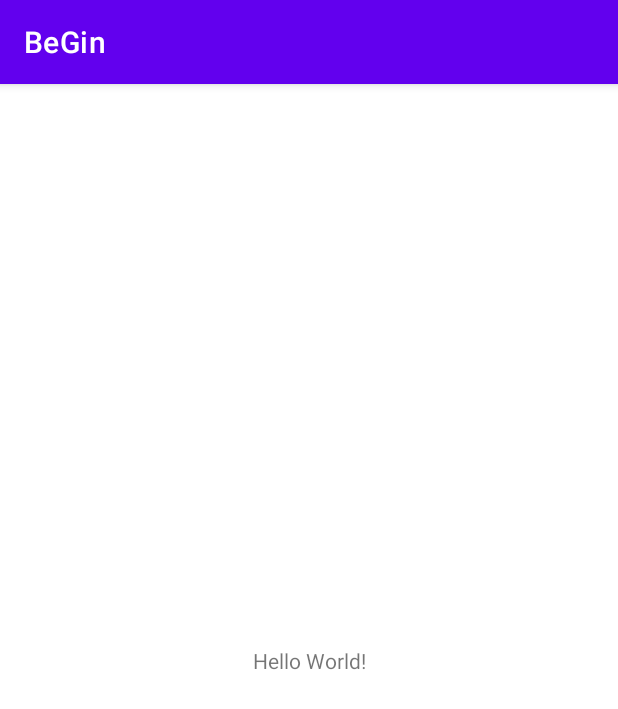
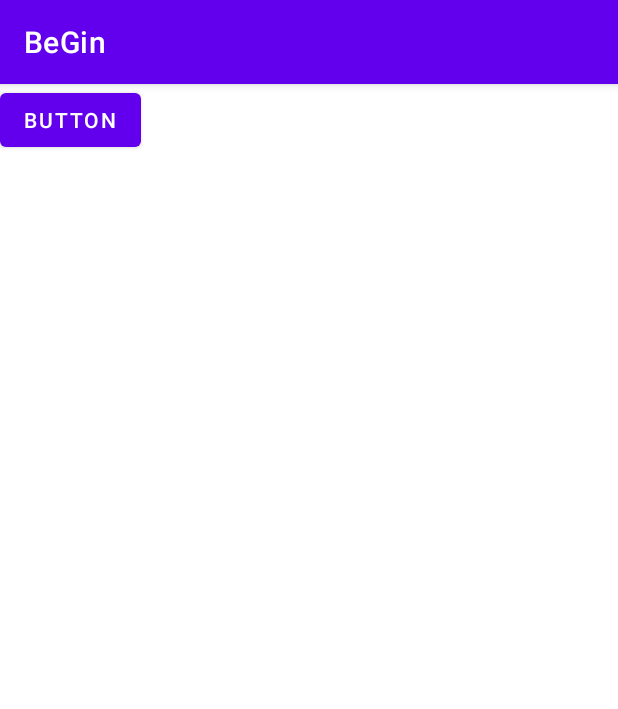
Before and after one commit to Kemuntogift/BeGin, an Android app: the screen it shows after launch (MainActivity), on a phone screen of 412 x 824 dp. Shown: the top 709 px of the screen. Run offline under Robolectric (Android 15) with nearby library versions, the phone set to English and light mode, and no system bars; our stand-ins replace ButterKnife.

Commit message:
add cancel and submit button

```diff
--- a/app/build.gradle
+++ b/app/build.gradle
@@ -32,6 +32,8 @@ dependencies {
     implementation 'androidx.appcompat:appcompat:1.4.1'
     implementation 'com.google.android.material:material:1.6.0'
     implementation 'androidx.constraintlayout:constraintlayout:2.1.4'
+    implementation 'com.jakewharton:butterknife:10.2.0'
+    annotationProcessor 'com.jakewharton:butterknife-compiler:10.2.0'
     testImplementation 'junit:junit:4.13.2'
     androidTestImplementation 'androidx.test.ext:junit:1.1.3'
     androidTestImplementation 'androidx.test.espresso:espresso-core:3.4.0'
--- a/app/src/main/java/com/kemunto/begin/MainActivity.java
+++ b/app/src/main/java/com/kemunto/begin/MainActivity.java
@@ -1,14 +1,31 @@
 package com.kemunto.begin;
 
 import androidx.appcompat.app.AppCompatActivity;
+import androidx.fragment.app.FragmentManager;
 
 import android.os.Bundle;
+import android.view.View;
+import android.widget.Button;
+
+import butterknife.BindView;
+import butterknife.ButterKnife;
 
 public class MainActivity extends AppCompatActivity {
+    @BindView(R.id.ginButton1) Button ginButton;
 
     @Override
     protected void onCreate(Bundle savedInstanceState) {
         super.onCreate(savedInstanceState);
         setContentView(R.layout.activity_main);
+        ButterKnife.bind(this);
+
+        ginButton.setOnClickListener(new View.OnClickListener() {
+            @Override
+            public void onClick(View v) {
+                FragmentManager fm = getSupportFragmentManager();
+                GinDialogFragment moodDialogFragment = new GinDialogFragment();
+                moodDialogFragment.show(fm, "Sample Fragment");
+            }
+        });
     }
 }
--- a/app/src/main/res/layout/activity_main.xml
+++ b/app/src/main/res/layout/activity_main.xml
@@ -1,18 +1,11 @@
 <?xml version="1.0" encoding="utf-8"?>
-<androidx.constraintlayout.widget.ConstraintLayout xmlns:android="http://schemas.android.com/apk/res/android"
-    xmlns:app="http://schemas.android.com/apk/res-auto"
-    xmlns:tools="http://schemas.android.com/tools"
+<RelativeLayout xmlns:android="http://schemas.android.com/apk/res/android"
     android:layout_width="match_parent"
-    android:layout_height="match_parent"
-    tools:context=".MainActivity">
+    android:layout_height="match_parent">
 
-    <TextView
+    <Button
+        android:id="@+id/ginButton1"
         android:layout_width="wrap_content"
         android:layout_height="wrap_content"
-        android:text="Hello World!"
-        app:layout_constraintBottom_toBottomOf="parent"
-        app:layout_constraintEnd_toEndOf="parent"
-        app:layout_constraintStart_toStartOf="parent"
-        app:layout_constraintTop_toTopOf="parent" />
-
-</androidx.constraintlayout.widget.ConstraintLayout>
+        android:text="Button" />
+</RelativeLayout>
```
Also changed, not shown: app/src/main/java/com/kemunto/begin/GinDialogFragment.java (+8 -6 lines), app/src/main/res/layout/fragment_gin_dialog.xml (+12 -0 lines).
